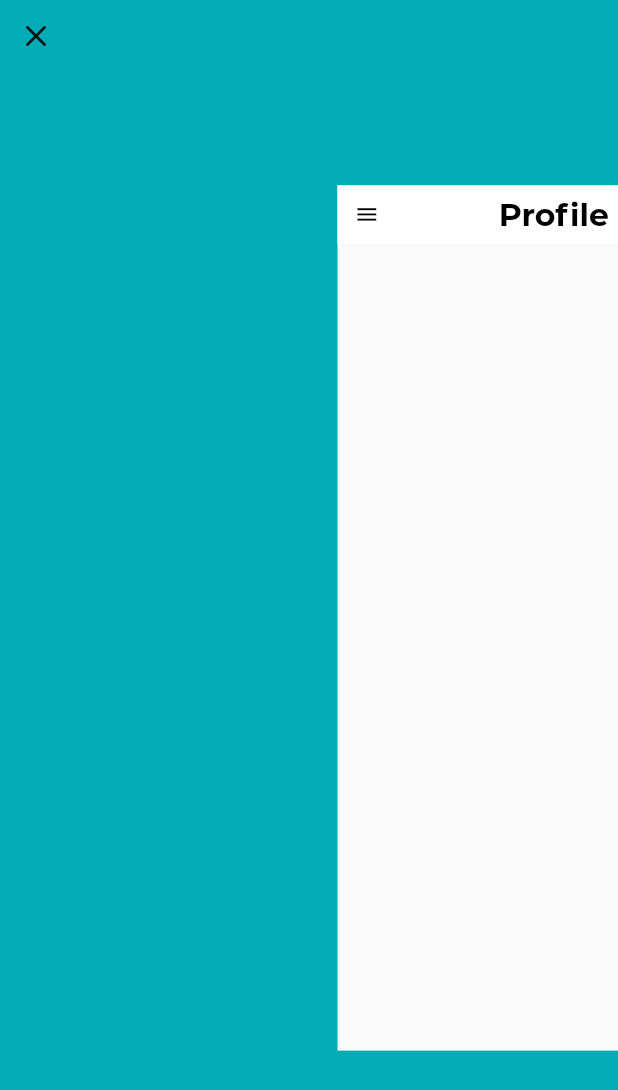
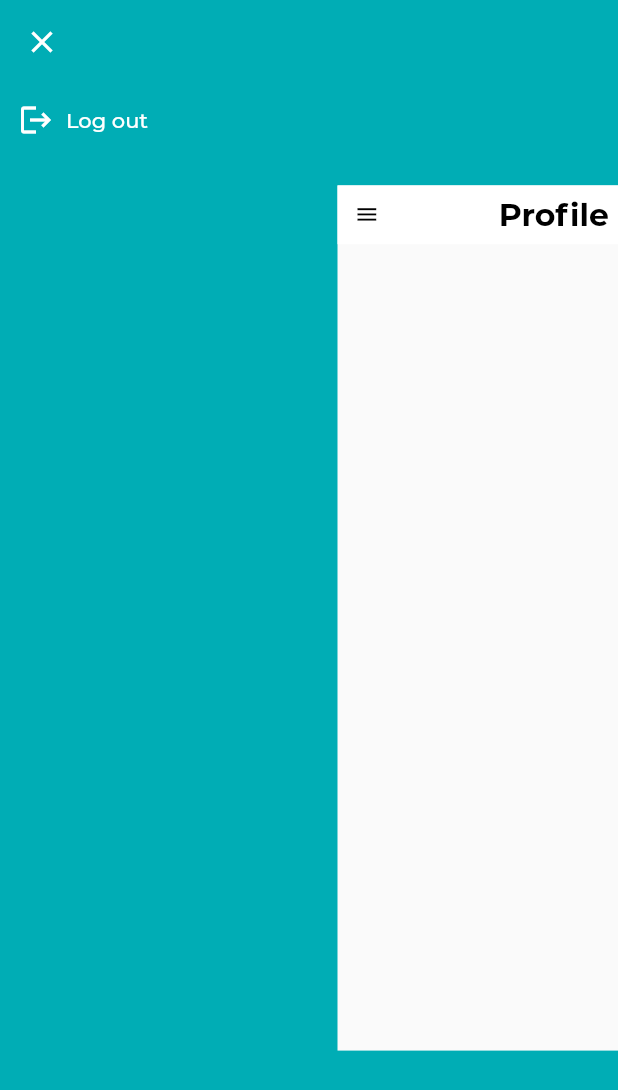
Before and after one commit to Runbhumi/Runbhumi, a Flutter app: the Profile screen opened directly, after a tap on the "clear" icon, on a phone screen of 412 x 824 dp. Shown: the top 1090 px of the screen. Run offline on Flutter 3.47's test engine with Material 2 defaults, Android fonts, the phone set to English and light mode, and no system bars; our stand-ins replace bubble_tab_indicator, cloud_firestore, faker, firebase_auth, firebase_core, google_sign_in and 1 more; accounts and stored records are empty; project files that could hold a hidden picture were left out.

Commit message:
✨added log out button

```diff
--- a/lib/view/notificationsPage.dart
+++ b/lib/view/notificationsPage.dart
@@ -22,6 +22,7 @@ class _NotificationsState extends State<Notifications> {
       ),
     );
   }
+
   @override
   Widget build(BuildContext context) {
     return Scaffold(
--- a/lib/view/profilePage.dart
+++ b/lib/view/profilePage.dart
@@ -44,9 +44,46 @@ class _ProfileState extends State<Profile> with SingleTickerProviderStateMixin {
     var myDrawer = SafeArea(
       child: Scaffold(
         backgroundColor: Theme.of(context).primaryColor,
-        body: IconButton(
-          icon: const Icon(Icons.clear),
-          onPressed: toggle,
+        appBar: AppBar(
+          elevation: 0,
+          leading: Builder(
+            builder: (BuildContext context) {
+              return IconButton(
+                icon: const Icon(
+                  Icons.clear,
+                  color: Colors.white,
+                ),
+                onPressed: toggle,
+              );
+            },
+          ),
+        ),
+        body: Column(
+          children: [
+            RaisedButton.icon(
+              onPressed: () {
+                print("logout");
+                Navigator.popAndPushNamed(context, "/login");
+              },
+              elevation: 0,
+              shape: RoundedRectangleBorder(
+                  borderRadius: BorderRadius.only(
+                      topLeft: Radius.circular(0),
+                      topRight: Radius.circular(20),
+                      bottomRight: Radius.circular(20),
+                      bottomLeft: Radius.circular(0))),
+              label: Text(
+                'Log out',
+                style: TextStyle(color: Colors.white),
+              ),
+              icon: Icon(
+                Icons.logout,
+                color: Colors.white,
+              ),
+              textColor: Colors.white,
+              color: Theme.of(context).primaryColor,
+            ),
+          ],
         ),
       ),
     );
@@ -68,6 +105,7 @@ class _ProfileState extends State<Profile> with SingleTickerProviderStateMixin {
         ),
         backgroundColor: Colors.white,
       ),
+      body: Column(children: []),
     );
     return AnimatedBuilder(
         animation: animationController,
```
